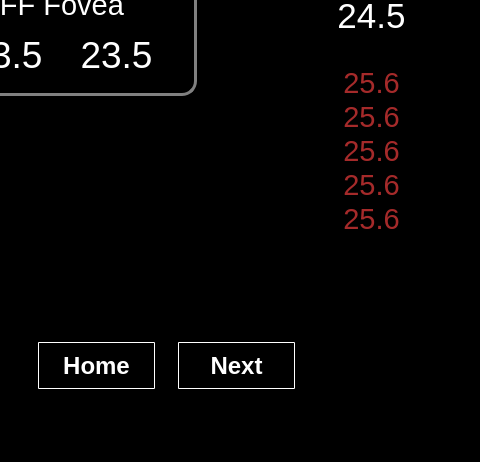
Before: the Qt Designer form CFF_Fovea.ui in Prism-Techs/vekariahealthCare, drawn with Qt 5; both pictures show x 544 to 1024 and y 150 to 612 of the 1024 by 612 pixel window.
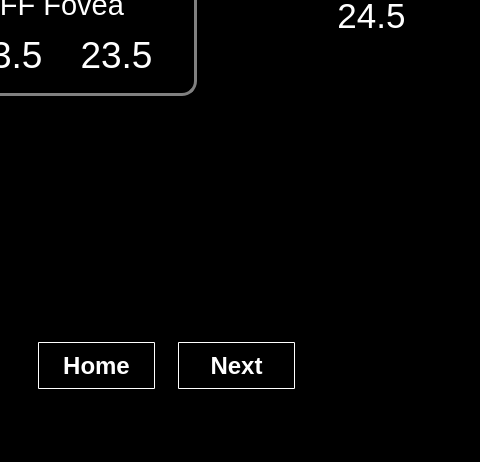
After: the same form once the commit is applied. Icons and pictures are not drawn.

The edit to the form file:
```diff
--- a/CFF_Fovea.ui
+++ b/CFF_Fovea.ui
@@ -366,35 +366,6 @@
      <set>Qt::AlignCenter</set>
     </property>
    </widget>
-   <widget class="QTextEdit" name="final_data">
-    <property name="geometry">
-     <rect>
-      <x>580</x>
-      <y>100</y>
-      <width>111</width>
-      <height>281</height>
-     </rect>
-    </property>
-    <property name="styleSheet">
-     <string notr="true">QTextEdit {
-    background-color: black; /* Set background color to white */
-    border: 2px solid Black; /* Set a solid red border with a width of 30 pixels */
-	color:brown;
-	border-radius:0px;
-}</string>
-    </property>
-    <property name="html">
-     <string>&lt;!DOCTYPE HTML PUBLIC &quot;-//W3C//DTD HTML 4.0//EN&quot; &quot;http://www.w3.org/TR/REC-html40/strict.dtd&quot;&gt;
-&lt;html&gt;&lt;head&gt;&lt;meta name=&quot;qrichtext&quot; content=&quot;1&quot; /&gt;&lt;style type=&quot;text/css&quot;&gt;
-p, li { white-space: pre-wrap; }
-&lt;/style&gt;&lt;/head&gt;&lt;body style=&quot; font-family:'MS Shell Dlg 2'; font-size:8.25pt; font-weight:400; font-style:normal;&quot;&gt;
-&lt;p align=&quot;center&quot; style=&quot; margin-top:0px; margin-bottom:0px; margin-left:0px; margin-right:0px; -qt-block-indent:0; text-indent:0px;&quot;&gt;&lt;span style=&quot; font-size:22pt;&quot;&gt;25.6&lt;/span&gt;&lt;/p&gt;
-&lt;p align=&quot;center&quot; style=&quot; margin-top:0px; margin-bottom:0px; margin-left:0px; margin-right:0px; -qt-block-indent:0; text-indent:0px;&quot;&gt;&lt;span style=&quot; font-size:22pt;&quot;&gt;25.6&lt;/span&gt;&lt;/p&gt;
-&lt;p align=&quot;center&quot; style=&quot; margin-top:0px; margin-bottom:0px; margin-left:0px; margin-right:0px; -qt-block-indent:0; text-indent:0px;&quot;&gt;&lt;span style=&quot; font-size:22pt;&quot;&gt;25.6&lt;/span&gt;&lt;/p&gt;
-&lt;p align=&quot;center&quot; style=&quot; margin-top:0px; margin-bottom:0px; margin-left:0px; margin-right:0px; -qt-block-indent:0; text-indent:0px;&quot;&gt;&lt;span style=&quot; font-size:22pt;&quot;&gt;25.6&lt;/span&gt;&lt;/p&gt;
-&lt;p align=&quot;center&quot; style=&quot; margin-top:0px; margin-bottom:0px; margin-left:0px; margin-right:0px; -qt-block-indent:0; text-indent:0px;&quot;&gt;&lt;span style=&quot; font-size:22pt;&quot;&gt;25.6&lt;/span&gt;&lt;/p&gt;&lt;/body&gt;&lt;/html&gt;</string>
-    </property>
-   </widget>
    <widget class="QFrame" name="frame_2">
     <property name="geometry">
      <rect>
@@ -789,6 +760,20 @@
      <string>Home</string>
     </property>
    </widget>
+   <widget class="QListView" name="listView">
+    <property name="geometry">
+     <rect>
+      <x>590</x>
+      <y>100</y>
+      <width>91</width>
+      <height>241</height>
+     </rect>
+    </property>
+    <property name="styleSheet">
+     <string notr="true">background-color:black;
+font-color:red;</string>
+    </property>
+   </widget>
   </widget>
  </widget>
  <resources>
```
